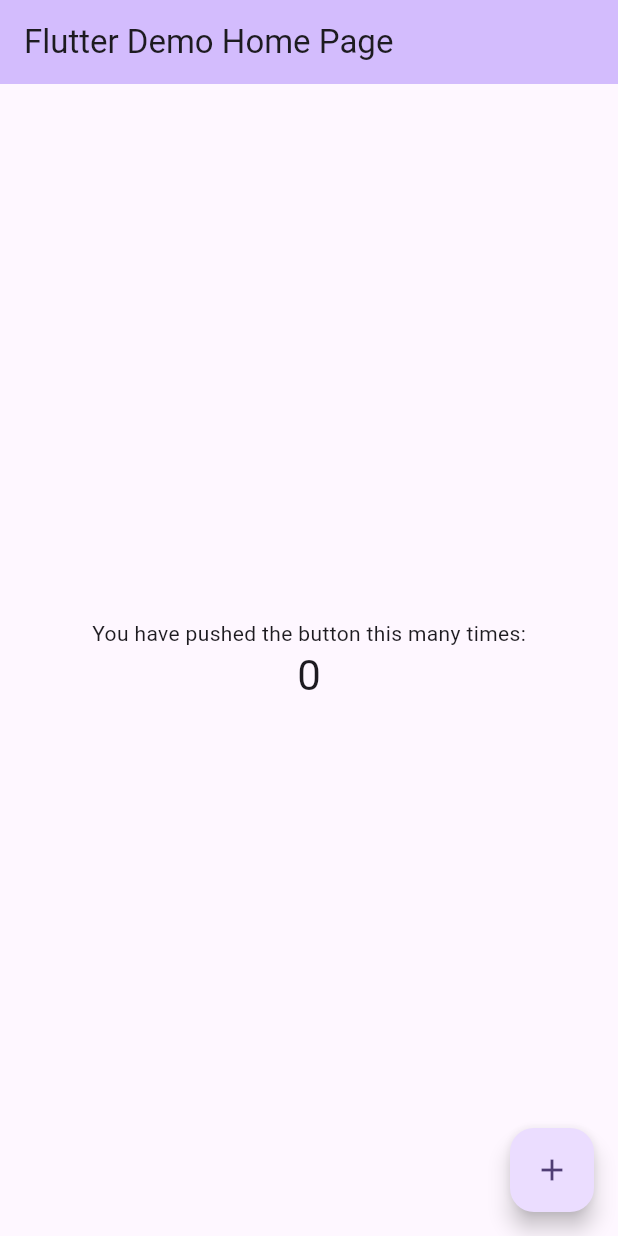
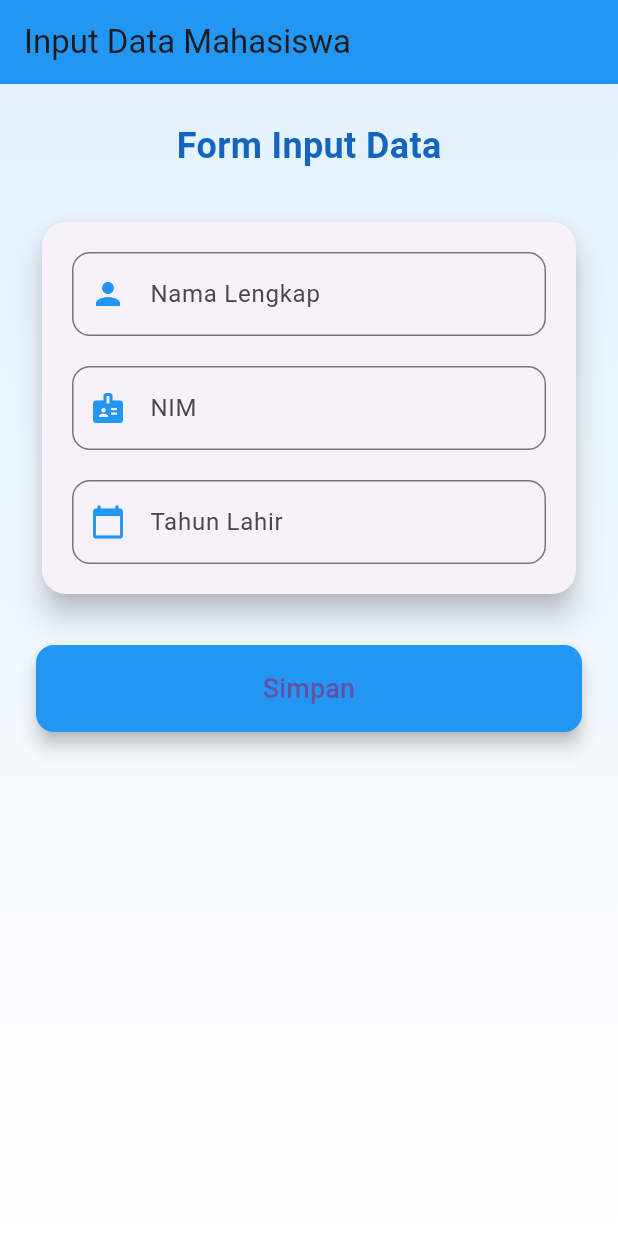
Before and after one commit to IrfanRomadhonWidodo/H1D023023_Tugas6, a Flutter app: the screen it shows after launch, on a phone screen of 412 x 824 dp. Run offline on Flutter 3.47's test engine with Material 3 defaults, Android fonts, the phone set to English and light mode, and no system bars.

Commit message:
finished project

```diff
--- a/lib/main.dart
+++ b/lib/main.dart
@@ -1,122 +1,20 @@
 import 'package:flutter/material.dart';
+import 'package:h1d023023_tugas6/ui/form_data.dart';
 
 void main() {
-  runApp(const MyApp());
+  runApp(MyApp());
 }
 
 class MyApp extends StatelessWidget {
-  const MyApp({super.key});
-
-  // This widget is the root of your application.
   @override
   Widget build(BuildContext context) {
     return MaterialApp(
-      title: 'Flutter Demo',
+      title: 'Aplikasi Data Mahasiswa',
       theme: ThemeData(
-        // This is the theme of your application.
-        //
-        // TRY THIS: Try running your application with "flutter run". You'll see
-        // the application has a purple toolbar. Then, without quitting the app,
-        // try changing the seedColor in the colorScheme below to Colors.green
-        // and then invoke "hot reload" (save your changes or press the "hot
-        // reload" button in a Flutter-supported IDE, or press "r" if you used
-        // the command line to start the app).
-        //
-        // Notice that the counter didn't reset back to zero; the application
-        // state is not lost during the reload. To reset the state, use hot
-        // restart instead.
-        //
-        // This works for code too, not just values: Most code changes can be
-        // tested with just a hot reload.
-        colorScheme: ColorScheme.fromSeed(seedColor: Colors.deepPurple),
+        primarySwatch: Colors.blue,
+        visualDensity: VisualDensity.adaptivePlatformDensity,
       ),
-      home: const MyHomePage(title: 'Flutter Demo Home Page'),
+      home: FormData(),
     );
   }
 }
-
-class MyHomePage extends StatefulWidget {
-  const MyHomePage({super.key, required this.title});
-
-  // This widget is the home page of your application. It is stateful, meaning
-  // that it has a State object (defined below) that contains fields that affect
-  // how it looks.
-
-  // This class is the configuration for the state. It holds the values (in this
-  // case the title) provided by the parent (in this case the App widget) and
-  // used by the build method of the State. Fields in a Widget subclass are
-  // always marked "final".
-
-  final String title;
-
-  @override
-  State<MyHomePage> createState() => _MyHomePageState();
-}
-
-class _MyHomePageState extends State<MyHomePage> {
-  int _counter = 0;
-
-  void _incrementCounter() {
-    setState(() {
-      // This call to setState tells the Flutter framework that something has
-      // changed in this State, which causes it to rerun the build method below
-      // so that the display can reflect the updated values. If we changed
-      // _counter without calling setState(), then the build method would not be
-      // called again, and so nothing would appear to happen.
-      _counter++;
-    });
-  }
-
-  @override
-  Widget build(BuildContext context) {
-    // This method is rerun every time setState is called, for instance as done
-    // by the _incrementCounter method above.
-    //
-    // The Flutter framework has been optimized to make rerunning build methods
-    // fast, so that you can just rebuild anything that needs updating rather
-    // than having to individually change instances of widgets.
-    return Scaffold(
-      appBar: AppBar(
-        // TRY THIS: Try changing the color here to a specific color (to
-        // Colors.amber, perhaps?) and trigger a hot reload to see the AppBar
-        // change color while the other colors stay the same.
-        backgroundColor: Theme.of(context).colorScheme.inversePrimary,
-        // Here we take the value from the MyHomePage object that was created by
-        // the App.build method, and use it to set our appbar title.
-        title: Text(widget.title),
-      ),
-      body: Center(
-        // Center is a layout widget. It takes a single child and positions it
-        // in the middle of the parent.
-        child: Column(
-          // Column is also a layout widget. It takes a list of children and
-          // arranges them vertically. By default, it sizes itself to fit its
-          // children horizontally, and tries to be as tall as its parent.
-          //
-          // Column has various properties to control how it sizes itself and
-          // how it positions its children. Here we use mainAxisAlignment to
-          // center the children vertically; the main axis here is the vertical
-          // axis because Columns are vertical (the cross axis would be
-          // horizontal).
-          //
-          // TRY THIS: Invoke "debug painting" (choose the "Toggle Debug Paint"
-          // action in the IDE, or press "p" in the console), to see the
-          // wireframe for each widget.
-          mainAxisAlignment: MainAxisAlignment.center,
-          children: <Widget>[
-            const Text('You have pushed the button this many times:'),
-            Text(
-              '$_counter',
-              style: Theme.of(context).textTheme.headlineMedium,
-            ),
-          ],
-        ),
-      ),
-      floatingActionButton: FloatingActionButton(
-        onPressed: _incrementCounter,
-        tooltip: 'Increment',
-        child: const Icon(Icons.add),
-      ), // This trailing comma makes auto-formatting nicer for build methods.
-    );
-  }
-}
--- /dev/null
+++ b/lib/ui/form_data.dart
@@ -0,0 +1,183 @@
+import 'package:flutter/material.dart';
+import 'tampil_data.dart';
+
+class FormData extends StatefulWidget {
+  @override
+  _FormDataState createState() => _FormDataState();
+}
+
+class _FormDataState extends State<FormData> {
+  final _formKey = GlobalKey<FormState>();
+  final _namaController = TextEditingController();
+  final _nimController = TextEditingController();
+  final _tahunLahirController = TextEditingController();
+
+  @override
+  Widget build(BuildContext context) {
+    return Scaffold(
+      appBar: AppBar(
+        title: Text('Input Data Mahasiswa'),
+        backgroundColor: Colors.blue,
+        elevation: 0,
+      ),
+      body: Container(
+        decoration: BoxDecoration(
+          gradient: LinearGradient(
+            begin: Alignment.topCenter,
+            end: Alignment.bottomCenter,
+            colors: [Colors.blue.shade50, Colors.white],
+          ),
+        ),
+        child: Padding(
+          padding: EdgeInsets.all(24.0),
+          child: Form(
+            key: _formKey,
+            child: Column(
+              children: [
+                Text(
+                  'Form Input Data',
+                  style: TextStyle(
+                    fontSize: 24,
+                    fontWeight: FontWeight.bold,
+                    color: Colors.blue.shade800,
+                  ),
+                ),
+                SizedBox(height: 30),
+                Card(
+                  elevation: 8,
+                  shape: RoundedRectangleBorder(
+                    borderRadius: BorderRadius.circular(16),
+                  ),
+                  child: Padding(
+                    padding: EdgeInsets.all(20),
+                    child: Column(
+                      children: [
+                        TextFormField(
+                          key: Key(
+                            'Nama Lengkap',
+                          ), // Tambahkan Key untuk testing
+                          controller: _namaController,
+                          decoration: InputDecoration(
+                            labelText: 'Nama Lengkap',
+                            hintText: 'Masukkan nama lengkap',
+                            prefixIcon: Icon(Icons.person, color: Colors.blue),
+                            border: OutlineInputBorder(
+                              borderRadius: BorderRadius.circular(12),
+                            ),
+                            focusedBorder: OutlineInputBorder(
+                              borderRadius: BorderRadius.circular(12),
+                              borderSide: BorderSide(
+                                color: Colors.blue,
+                                width: 2,
+                              ),
+                            ),
+                          ),
+                          validator: (value) {
+                            if (value == null || value.isEmpty) {
+                              return 'Nama tidak boleh kosong';
+                            }
+                            return null;
+                          },
+                        ),
+                        SizedBox(height: 20),
+                        TextFormField(
+                          key: Key('NIM'), // Tambahkan Key untuk testing
+                          controller: _nimController,
+                          decoration: InputDecoration(
+                            labelText: 'NIM',
+                            hintText: 'Masukkan NIM',
+                            prefixIcon: Icon(Icons.badge, color: Colors.blue),
+                            border: OutlineInputBorder(
+                              borderRadius: BorderRadius.circular(12),
+                            ),
+                            focusedBorder: OutlineInputBorder(
+                              borderRadius: BorderRadius.circular(12),
+                              borderSide: BorderSide(
+                                color: Colors.blue,
+                                width: 2,
+                              ),
+                            ),
+                          ),
+                          validator: (value) {
+                            if (value == null || value.isEmpty) {
+                              return 'NIM tidak boleh kosong';
+                            }
+                            return null;
+                          },
+                        ),
+                        SizedBox(height: 20),
+                        TextFormField(
+                          key: Key(
+                            'Tahun Lahir',
+                          ), // Tambahkan Key untuk testing
+                          controller: _tahunLahirController,
+                          decoration: InputDecoration(
+                            labelText: 'Tahun Lahir',
+                            hintText: 'Masukkan tahun lahir',
+                            prefixIcon: Icon(
+                              Icons.calendar_today,
+                              color: Colors.blue,
+                            ),
+                            border: OutlineInputBorder(
+                              borderRadius: BorderRadius.circular(12),
+                            ),
+                            focusedBorder: OutlineInputBorder(
+                              borderRadius: BorderRadius.circular(12),
+                              borderSide: BorderSide(
+                                color: Colors.blue,
+                                width: 2,
+                              ),
+                            ),
+                          ),
+                          keyboardType: TextInputType.number,
+                          validator: (value) {
+                            if (value == null || value.isEmpty) {
+                              return 'Tahun lahir tidak boleh kosong';
+                            }
+                            if (int.tryParse(value) == null) {
+                              return 'Masukkan angka yang valid';
+                            }
+                            return null;
+                          },
+                        ),
+                      ],
+                    ),
+                  ),
+                ),
+                SizedBox(height: 30),
+                Container(
+                  width: double.infinity,
+                  child: ElevatedButton(
+                    onPressed: () {
+                      if (_formKey.currentState!.validate()) {
+                        Navigator.push(
+                          context,
+                          MaterialPageRoute(
+                            builder: (context) => TampilData(
+                              nama: _namaController.text,
+                              nim: _nimController.text,
+                              tahunLahir: _tahunLahirController.text,
+                            ),
+                          ),
+                        );
+                      }
+                    },
+                    child: Text('Simpan', style: TextStyle(fontSize: 18)),
+                    style: ElevatedButton.styleFrom(
+                      backgroundColor: Colors.blue,
+                      padding: EdgeInsets.symmetric(vertical: 16),
+                      shape: RoundedRectangleBorder(
+                        borderRadius: BorderRadius.circular(12),
+                      ),
+                      elevation: 5,
+                    ),
+                  ),
+                ),
+              ],
+            ),
+          ),
+        ),
+      ),
+    );
+  }
+}
```
Also changed, not shown: lib/ui/tampil_data.dart (added, +136 -0 lines), 1 other file.
